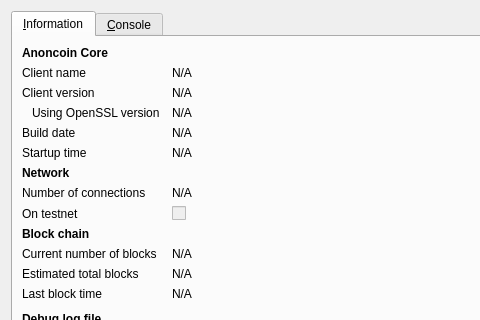
Old version of the form src/qt/forms/rpcconsole.ui in the repository nihilistcoin/nihilistcoin; both pictures show x 0 to 480 and y 0 to 320 of the 740 by 450 pixel window.
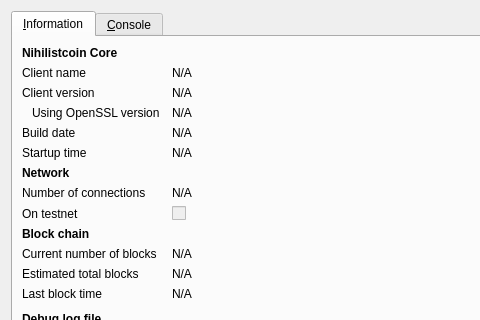
New version of the form. Icons and pictures are not drawn.

The edit to the form file:
```diff
--- a/src/qt/forms/rpcconsole.ui
+++ b/src/qt/forms/rpcconsole.ui
@@ -36,7 +36,7 @@
           </font>
          </property>
          <property name="text">
-          <string>Anoncoin Core</string>
+          <string>Nihilistcoin Core</string>
          </property>
         </widget>
        </item>
```
Left out of the diff: 6 changed lines with no effect on the pictures.
